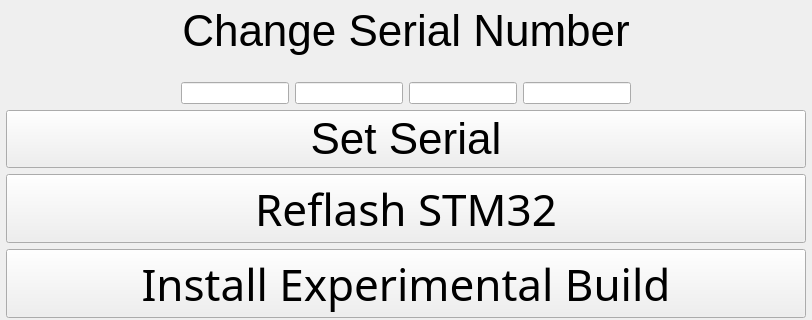
Qt form ui/FactoryWidget.ui (kipr/botui) before a commit; both pictures show x 0 to 812 and y 0 to 320 of the 812 by 480 pixel window.
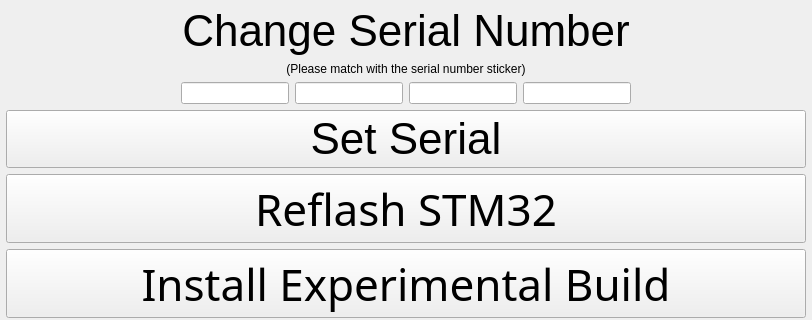
The same form after that commit. Icons and pictures are not drawn. Custom widgets are drawn as their Qt base class.

Commit message: Adding text asking user to keep the correct serial

Patch:
```diff
--- a/ui/FactoryWidget.ui
+++ b/ui/FactoryWidget.ui
@@ -53,7 +53,7 @@
    <item>
     <widget class="QLabel" name="subText">
      <property name="text">
-      <string/>
+      <string>(Please match with the serial number sticker)</string>
      </property>
      <property name="alignment">
       <set>Qt::AlignCenter</set>
```
